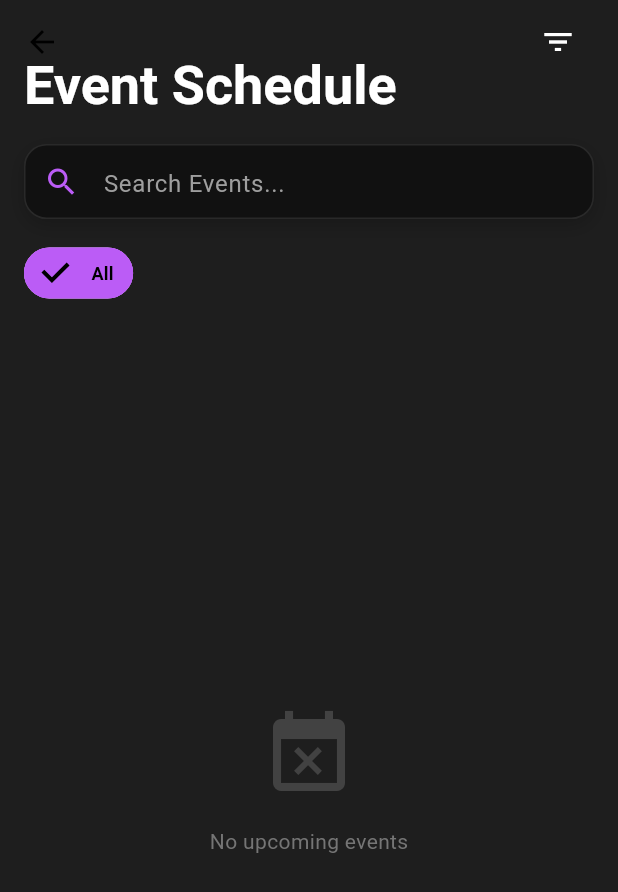
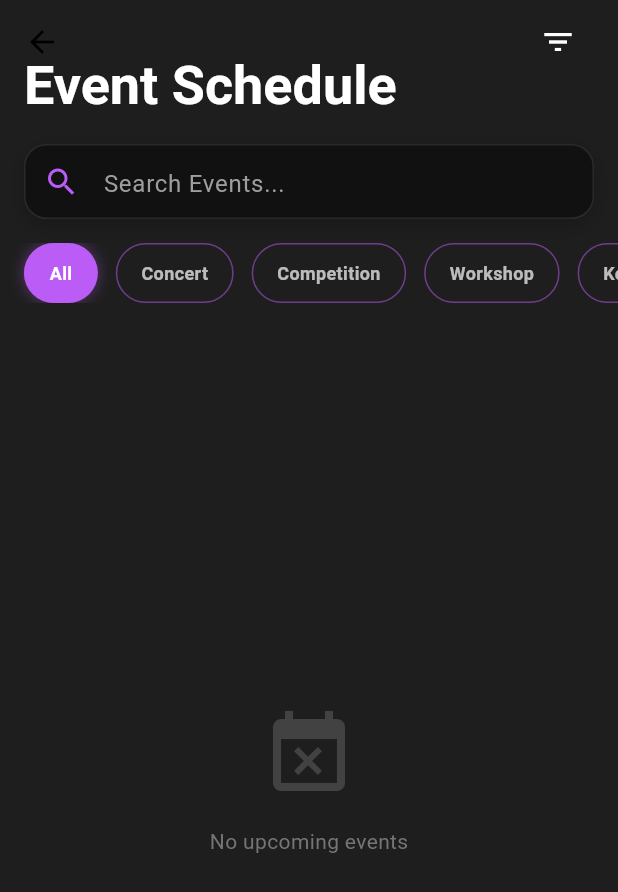
Before and after one commit to Sivanandhpp/f4ture, a Flutter app: the EventScheduleView screen opened by its route, on a phone screen of 412 x 824 dp. Shown: the top 892 px of the screen. Run offline on Flutter 3.47's test engine with Material 3 defaults, Android fonts, the phone set to English and light mode, and no system bars; our stand-ins replace cached_network_image, chewie, cloud_firestore, file_picker, firebase_auth, firebase_core and 10 more; accounts and stored records are empty.

Commit message:
stable v1

```diff
--- a/lib/app/modules/event_schedule/controllers/event_schedule_controller.dart
+++ b/lib/app/modules/event_schedule/controllers/event_schedule_controller.dart
@@ -13,17 +13,42 @@ class EventScheduleController extends GetxController {
   // Search & Filter
   final RxString searchQuery = ''.obs;
   final RxString selectedCategory = 'All'.obs;
-  final RxList<String> eventTypes = <String>['All'].obs;
+  final List<String> eventTypes = [
+    'All',
+    'Concert',
+    'Competition',
+    'Workshop',
+    'Keynote',
+    'Panel Discussion',
+    'Other',
+  ];
 
   List<EventModel> get filteredEvents {
     var filtered = events;
 
     // 1. Filter by Category
     if (selectedCategory.value != 'All') {
-      filtered = filtered
-          .where((event) => event.type == selectedCategory.value)
-          .toList()
-          .obs;
+      if (selectedCategory.value == 'Other') {
+        // Filter for any type NOT in the main list (excluding 'All' and 'Others')
+        final mainTypes = eventTypes
+            .where((t) => t != 'All' && t != 'Other')
+            .toList();
+
+        filtered = filtered
+            .where((event) {
+              if (event.type == null) return true;
+              // Case insensitive matching might be safer, but for now exact:
+              return !mainTypes.contains(event.type);
+            })
+            .toList()
+            .obs;
+      } else {
+        // Specific Category
+        filtered = filtered
+            .where((event) => event.type == selectedCategory.value)
+            .toList()
+            .obs;
+      }
     }
 
     // 2. Filter by Search Query
@@ -68,26 +93,11 @@ class EventScheduleController extends GetxController {
   @override
   void onInit() {
     super.onInit();
-    fetchEventTypes();
+    // fetchEventTypes(); // Removed
     fetchEvents();
   }
 
-  Future<void> fetchEventTypes() async {
-    try {
-      final typeDoc = await _firestore
-          .collection('appMetaData')
-          .doc('eventType')
-          .get();
-      if (typeDoc.exists) {
-        final data = typeDoc.data()!;
-        final types = data.values.map((e) => e.toString()).toList();
-        // Ensure 'All' is first
-        eventTypes.assignAll(['All', ...types]);
-      }
-    } catch (e) {
-      print('Error fetching event types: $e');
-    }
-  }
+  // fetchEventTypes removed
 
   Future<void> fetchEvents() async {
     try {
--- a/lib/app/modules/event_schedule/views/event_schedule_view.dart
+++ b/lib/app/modules/event_schedule/views/event_schedule_view.dart
@@ -102,46 +102,60 @@ class EventScheduleView extends GetView<EventScheduleController> {
                 padding: const EdgeInsets.only(bottom: 16),
                 child: SizedBox(
                   height: 40,
-                  child: Obx(
-                    () => ListView.builder(
-                      scrollDirection: Axis.horizontal,
-                      padding: const EdgeInsets.symmetric(horizontal: 16),
-                      itemCount: controller.eventTypes.length,
-                      itemBuilder: (context, index) {
-                        final type = controller.eventTypes[index];
+                  child: ListView.builder(
+                    scrollDirection: Axis.horizontal,
+                    padding: const EdgeInsets.symmetric(horizontal: 16),
+                    itemCount: controller.eventTypes.length,
+                    itemBuilder: (context, index) {
+                      final filter = controller.eventTypes[index];
+                      return Obx(() {
                         final isSelected =
-                            controller.selectedCategory.value == type;
-                        return Padding(
-                          padding: const EdgeInsets.only(right: 8),
-                          child: FilterChip(
-                            label: Text(type),
-                            selected: isSelected,
-                            onSelected: (bool selected) {
-                              controller.selectedCategory.value = type;
-                            },
-                            backgroundColor: AppColors.appbarbg,
-                            selectedColor: AppColors.primary,
-                            checkmarkColor: Colors.black,
-                            labelStyle: TextStyle(
-                              color: isSelected ? Colors.black : Colors.white,
-                              fontWeight: isSelected
-                                  ? FontWeight.bold
-                                  : FontWeight.normal,
-                              fontSize: 12,
+                            controller.selectedCategory.value == filter;
+                        return GestureDetector(
+                          onTap: () =>
+                              controller.selectedCategory.value = filter,
+                          child: AnimatedContainer(
+                            duration: const Duration(milliseconds: 200),
+                            margin: const EdgeInsets.only(right: 12),
+                            padding: const EdgeInsets.symmetric(
+                              horizontal: 16,
+                              vertical: 8,
                             ),
-                            shape: RoundedRectangleBorder(
+                            decoration: BoxDecoration(
+                              color: isSelected
+                                  ? AppColors.primary
+                                  : Colors.transparent,
                               borderRadius: BorderRadius.circular(20),
-                              side: BorderSide(
-                                color: isSelected
-                                    ? AppColors.primary
-                                    : Colors.white.withOpacity(0.1),
+                              border: Border.all(
+                                color: AppColors.primary.withOpacity(0.5),
+                              ),
+                              boxShadow: isSelected
+                                  ? [
+                                      BoxShadow(
+                                        color: AppColors.primary.withOpacity(
+                                          0.4,
+                                        ),
+                                        blurRadius: 8,
+                                      ),
+                                    ]
+                                  : [],
+                            ),
+                            child: Center(
+                              child: Text(
+                                filter,
+                                style: TextStyle(
+                                  color: isSelected
+                                      ? Colors.white
+                                      : Colors.white70,
+                                  fontWeight: FontWeight.bold,
+                                  fontSize: 12,
+                                ),
                               ),
                             ),
-                            padding: const EdgeInsets.symmetric(horizontal: 4),
                           ),
                         );
-                      },
-                    ),
+                      });
+                    },
                   ),
                 ),
               ),
--- a/lib/app/modules/event_schedule/widgets/cyberpunk_event_card.dart
+++ b/lib/app/modules/event_schedule/widgets/cyberpunk_event_card.dart
@@ -13,7 +13,7 @@ class CyberpunkEventCard extends StatelessWidget {
     super.key,
     required this.event,
     this.onTap,
-    this.width = 180, // Default width
+    this.width = 160, // Default width
   });
 
   @override
--- a/lib/app/modules/event_schedule/widgets/day_section_widget.dart
+++ b/lib/app/modules/event_schedule/widgets/day_section_widget.dart
@@ -24,7 +24,7 @@ class DaySectionWidget extends StatelessWidget {
     return Padding(
       padding: const EdgeInsets.only(bottom: 24.0),
       child: SizedBox(
-        height: 240, // Reduced height for the smaller card
+        height: 220, // Reduced height for the smaller card
         child: Stack(
           // crossAxisAlignment: CrossAxisAlignment.start,
           children: [
--- a/lib/app/modules/home/widgets/home_action_card.dart
+++ b/lib/app/modules/home/widgets/home_action_card.dart
@@ -24,7 +24,7 @@ class HomeActionCard extends StatelessWidget {
           decoration: BoxDecoration(
             borderRadius: BorderRadius.circular(16),
             border: Border.all(
-              color: AppColors.primary.withOpacity(0.3),
+              color: AppColors.primary.withOpacity(0.5),
               width: 1,
             ),
             boxShadow: [
```
Also changed, not shown: lib/app/modules/home/controllers/home_controller.dart (+29 -0 lines), lib/app/modules/home/views/home_view.dart (+111 -9 lines), assets/images/connectfuture.png (added), assets/images/navigatefuture.png (added), assets/images/sharemoments.png (added).
